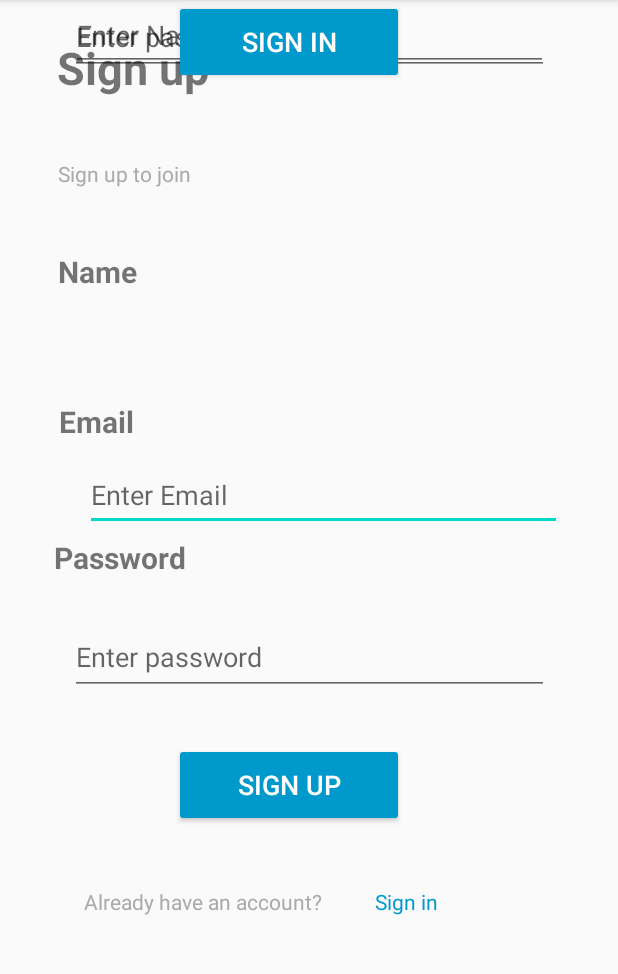
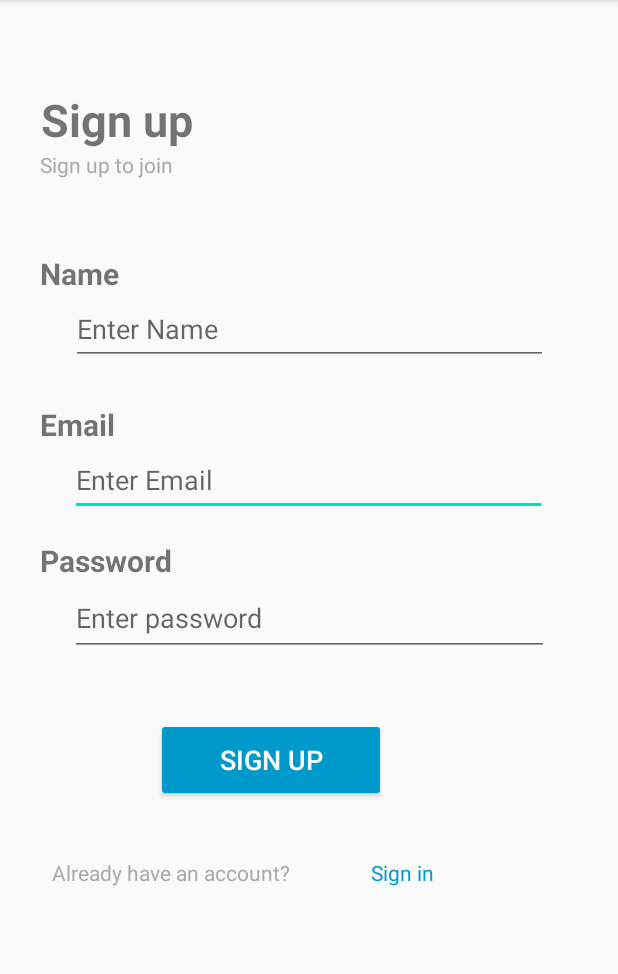
Before and after one commit to Tharun-code-bit/Kotlin-To-Do-App, an Android app: the SignUp screen opened directly, with no data from a screen before it, on a phone screen of 412 x 824 dp, the part 84-1058 px from its top. Run offline under Robolectric (Android 15) with nearby library versions, the phone set to English and light mode, and no system bars.

Commit message:
Finish sign-up UI

```diff
--- a/app/src/main/java/com/example/kotlinto_doapp/SignUp.kt
+++ b/app/src/main/java/com/example/kotlinto_doapp/SignUp.kt
@@ -1,11 +1,20 @@
 package com.example.kotlinto_doapp
 
+import android.content.Intent
 import androidx.appcompat.app.AppCompatActivity
 import android.os.Bundle
+import android.widget.TextView
 
 class SignUp : AppCompatActivity() {
     override fun onCreate(savedInstanceState: Bundle?) {
         super.onCreate(savedInstanceState)
         setContentView(R.layout.activity_sign_up)
+
+
+        val link2 = findViewById<TextView>(R.id.sign_up_textView3)
+        link2.setOnClickListener {
+            val intent = Intent(this, SignIn::class.java)
+            startActivity(intent)
+        }
     }
 }
--- a/app/src/main/res/layout/activity_sign_up.xml
+++ b/app/src/main/res/layout/activity_sign_up.xml
@@ -17,13 +17,13 @@
             android:id="@+id/editTextTextEmailAddress4"
             android:layout_width="318dp"
             android:layout_height="47dp"
-            android:layout_marginBottom="4dp"
+            android:layout_marginBottom="16dp"
             android:ems="10"
             android:hint="Enter Email"
             android:inputType="textEmailAddress"
             app:layout_constraintBottom_toTopOf="@+id/textView52"
             app:layout_constraintEnd_toEndOf="parent"
-            app:layout_constraintHorizontal_bias="0.602"
+            app:layout_constraintHorizontal_bias="0.494"
             app:layout_constraintStart_toStartOf="parent" />
 
         <EditText
@@ -38,22 +38,21 @@
             app:layout_constraintEnd_toEndOf="parent"
             app:layout_constraintStart_toStartOf="parent"
             app:layout_constraintTop_toTopOf="parent"
-            app:layout_constraintVertical_bias="1.0" />
+            app:layout_constraintVertical_bias="0.976" />
 
         <Button
             android:id="@+id/sign_up2"
             android:layout_width="153dp"
             android:layout_height="56dp"
+            android:layout_marginStart="104dp"
             android:backgroundTint="@android:color/holo_blue_dark"
             android:text="Sign up"
             android:textColor="@android:color/background_light"
             android:textSize="18sp"
             app:layout_constraintBottom_toTopOf="@+id/textView62"
-            app:layout_constraintEnd_toEndOf="parent"
-            app:layout_constraintHorizontal_bias="0.449"
             app:layout_constraintStart_toStartOf="parent"
             app:layout_constraintTop_toTopOf="parent"
-            app:layout_constraintVertical_bias="0.925" />
+            app:layout_constraintVertical_bias="0.928" />
 
         <TextView
             android:id="@+id/textView22"
@@ -64,31 +63,29 @@
             android:textStyle="bold"
             app:layout_constraintBottom_toTopOf="@+id/textView32"
             app:layout_constraintEnd_toEndOf="parent"
-            app:layout_constraintHorizontal_bias="0.122"
+            app:layout_constraintHorizontal_bias="0.087"
             app:layout_constraintStart_toStartOf="parent"
             app:layout_constraintTop_toTopOf="parent"
-            app:layout_constraintVertical_bias="0.374" />
+            app:layout_constraintVertical_bias="1.0" />
 
         <TextView
             android:id="@+id/textView32"
             android:layout_width="wrap_content"
             android:layout_height="wrap_content"
-            android:layout_marginBottom="32dp"
             android:text="Sign up to join"
             android:textColor="@android:color/darker_gray"
-            app:layout_constraintBottom_toTopOf="@+id/textView42"
+            app:layout_constraintBottom_toTopOf="@+id/textView16"
             app:layout_constraintEnd_toEndOf="parent"
-            app:layout_constraintHorizontal_bias="0.12"
+            app:layout_constraintHorizontal_bias="0.083"
             app:layout_constraintStart_toStartOf="parent"
             app:layout_constraintTop_toTopOf="parent"
-            app:layout_constraintVertical_bias="0.492" />
+            app:layout_constraintVertical_bias="0.669" />
 
         <TextView
             android:id="@+id/textView62"
             android:layout_width="wrap_content"
             android:layout_height="wrap_content"
-            android:layout_marginStart="56dp"
-            android:layout_marginEnd="8dp"
+            android:layout_marginStart="24dp"
             android:text="Already have an account?"
             android:textColor="@android:color/darker_gray"
             app:layout_constraintBottom_toBottomOf="parent"
@@ -96,7 +93,7 @@
             app:layout_constraintHorizontal_bias="0.0"
             app:layout_constraintStart_toStartOf="parent"
             app:layout_constraintTop_toTopOf="parent"
-            app:layout_constraintVertical_bias="0.79" />
+            app:layout_constraintVertical_bias="0.764" />
 
         <TextView
             android:id="@+id/textView42"
@@ -107,10 +104,10 @@
             android:textStyle="bold"
             app:layout_constraintBottom_toTopOf="@+id/editTextTextEmailAddress4"
             app:layout_constraintEnd_toEndOf="parent"
-            app:layout_constraintHorizontal_bias="0.108"
+            app:layout_constraintHorizontal_bias="0.074"
             app:layout_constraintStart_toStartOf="parent"
             app:layout_constraintTop_toTopOf="parent"
-            app:layout_constraintVertical_bias="0.957" />
+            app:layout_constraintVertical_bias="1.0" />
 
         <TextView
             android:id="@+id/textView16"
@@ -119,12 +116,12 @@
             android:text="Name"
             android:textSize="20sp"
             android:textStyle="bold"
-            app:layout_constraintBottom_toTopOf="@+id/editTextTextEmailAddress4"
+            app:layout_constraintBottom_toTopOf="@+id/editTextTextEmailAddress2"
             app:layout_constraintEnd_toEndOf="parent"
-            app:layout_constraintHorizontal_bias="0.108"
+            app:layout_constraintHorizontal_bias="0.075"
             app:layout_constraintStart_toStartOf="parent"
             app:layout_constraintTop_toTopOf="parent"
-            app:layout_constraintVertical_bias="0.599" />
+            app:layout_constraintVertical_bias="1.0" />
 
         <TextView
             android:id="@+id/textView52"
@@ -136,10 +133,10 @@
             android:textStyle="bold"
             app:layout_constraintBottom_toTopOf="@+id/password22"
             app:layout_constraintEnd_toEndOf="parent"
-            app:layout_constraintHorizontal_bias="0.111"
+            app:layout_constraintHorizontal_bias="0.083"
             app:layout_constraintStart_toStartOf="parent"
             app:layout_constraintTop_toTopOf="parent"
-            app:layout_constraintVertical_bias="0.916" />
+            app:layout_constraintVertical_bias="1.0" />
 
         <EditText
             android:id="@+id/editTextTextEmailAddress2"
@@ -148,51 +145,27 @@
             android:ems="10"
             android:hint="Enter Name"
             android:inputType="textEmailAddress"
+            app:layout_constraintBottom_toTopOf="@+id/textView42"
             app:layout_constraintEnd_toEndOf="parent"
+            app:layout_constraintHorizontal_bias="0.505"
             app:layout_constraintStart_toStartOf="parent"
-            tools:layout_editor_absoluteY="199dp" />
+            app:layout_constraintTop_toTopOf="parent"
+            app:layout_constraintVertical_bias="0.882" />
 
         <TextView
             android:id="@+id/sign_up_textView3"
             android:layout_width="wrap_content"
             android:layout_height="wrap_content"
-            android:layout_marginEnd="120dp"
+            android:layout_marginStart="43dp"
+            android:layout_marginEnd="112dp"
             android:text="Sign in"
             android:textColor="@android:color/holo_blue_dark"
             app:layout_constraintBottom_toBottomOf="parent"
             app:layout_constraintEnd_toEndOf="parent"
+            app:layout_constraintStart_toEndOf="@+id/textView62"
             app:layout_constraintTop_toTopOf="parent"
-            app:layout_constraintVertical_bias="0.79" />
+            app:layout_constraintVertical_bias="0.764" />
 
     </androidx.constraintlayout.widget.ConstraintLayout>
 
-    <EditText
-        android:id="@+id/password2"
-        android:layout_width="319dp"
-        android:layout_height="50dp"
-        android:layout_marginBottom="32dp"
-        android:ems="10"
-        android:hint="Enter password"
-        android:inputType="textPassword"
-        app:layout_constraintBottom_toTopOf="@+id/sign_up2"
-        app:layout_constraintEnd_toEndOf="parent"
-        app:layout_constraintStart_toStartOf="parent"
-        app:layout_constraintTop_toTopOf="parent"
-        app:layout_constraintVertical_bias="1.0" />
-
-    <Button
-        android:id="@+id/sign_up3"
-        android:layout_width="153dp"
-        android:layout_height="56dp"
-        android:backgroundTint="@android:color/holo_blue_dark"
-        android:text="Sign in"
-        android:textColor="@android:color/background_light"
-        android:textSize="18sp"
-        app:layout_constraintBottom_toTopOf="@+id/textView62"
-        app:layout_constraintEnd_toEndOf="parent"
-        app:layout_constraintHorizontal_bias="0.449"
-        app:layout_constraintStart_toStartOf="parent"
-        app:layout_constraintTop_toTopOf="parent"
-        app:layout_constraintVertical_bias="0.925" />
-
 </androidx.constraintlayout.widget.ConstraintLayout>
```
